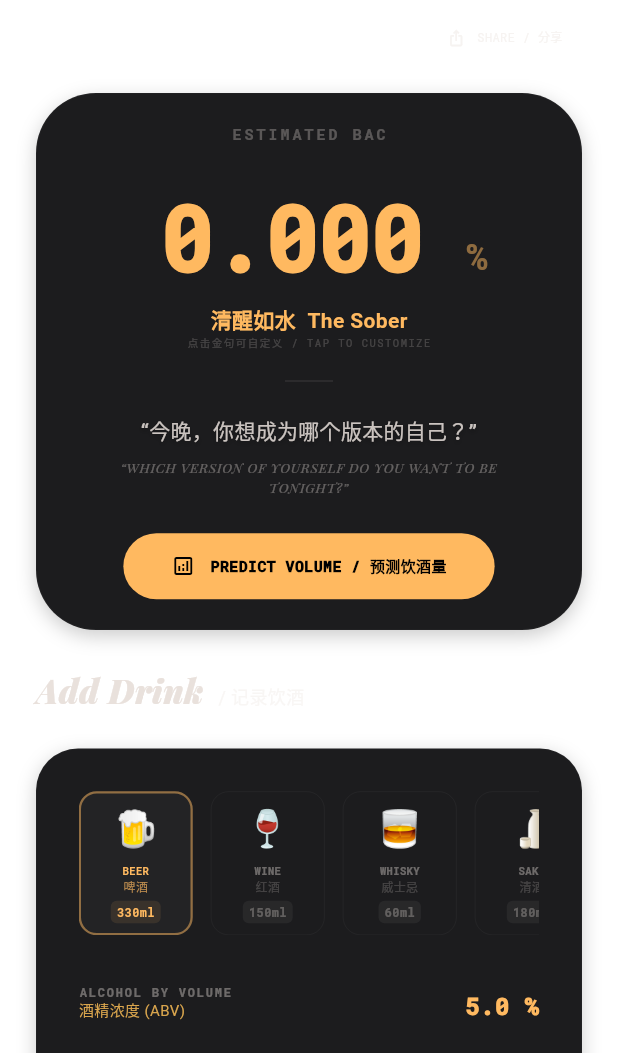
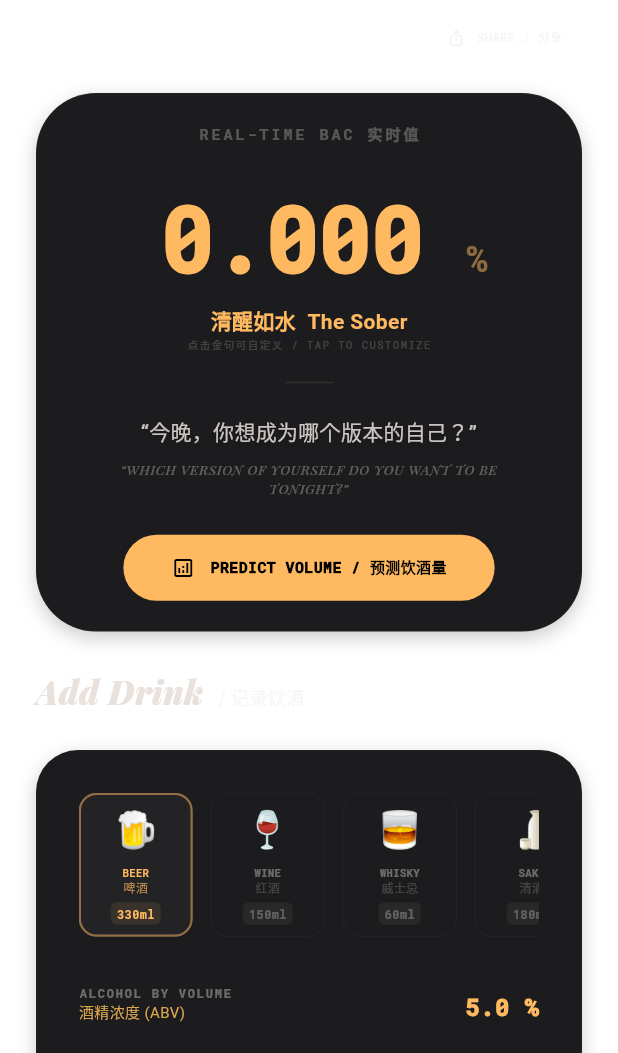
Before and after one commit to Bluesunbobo/alcoholplan, a Flutter app: the DashboardScreen screen opened directly, on a phone screen of 412 x 824 dp, the part 183-1236 px from its top. Run offline on Flutter 3.47's test engine with Material 3 defaults, Android fonts, the phone set to English and light mode, and no system bars; our stand-ins replace google_fonts, share_plus, shared_preferences; missing offline and left inert: gal; accounts and stored records are empty.

Commit message:
UI: Add 'Real-time' and 'Predicted' labels to BAC display

```diff
--- a/Druk_Flutter/lib/main.dart
+++ b/Druk_Flutter/lib/main.dart
@@ -576,12 +576,12 @@ class _BACDisplayCardState extends State<_BACDisplayCard> {
       child: Column(
         children: [
           Text(
-            'ESTIMATED BAC',
+            brain.isSimulating ? 'PREDICTED BAC 预测值' : 'REAL-TIME BAC 实时值',
             style: GoogleFonts.robotoMono(
               fontSize: 10,
               fontWeight: FontWeight.bold,
               letterSpacing: 2.0,
-              color: AppColors.onSurface.withOpacity(0.3),
+              color: brain.isSimulating ? Colors.blueAccent : AppColors.onSurface.withOpacity(0.3),
             ),
           ),
           const SizedBox(height: 16),
```
Also changed, not shown: 1 other file.
